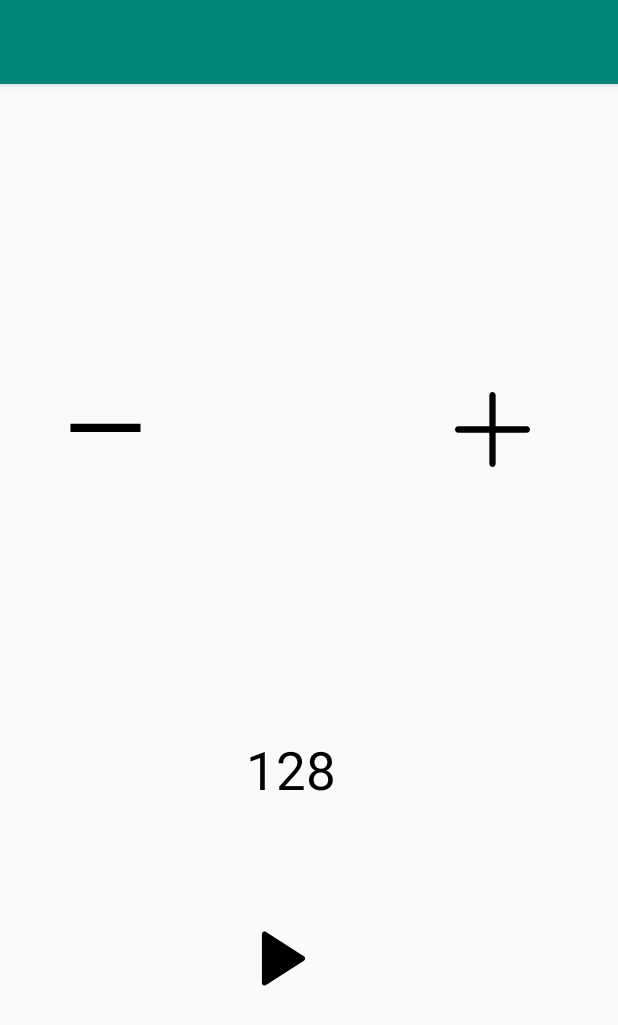
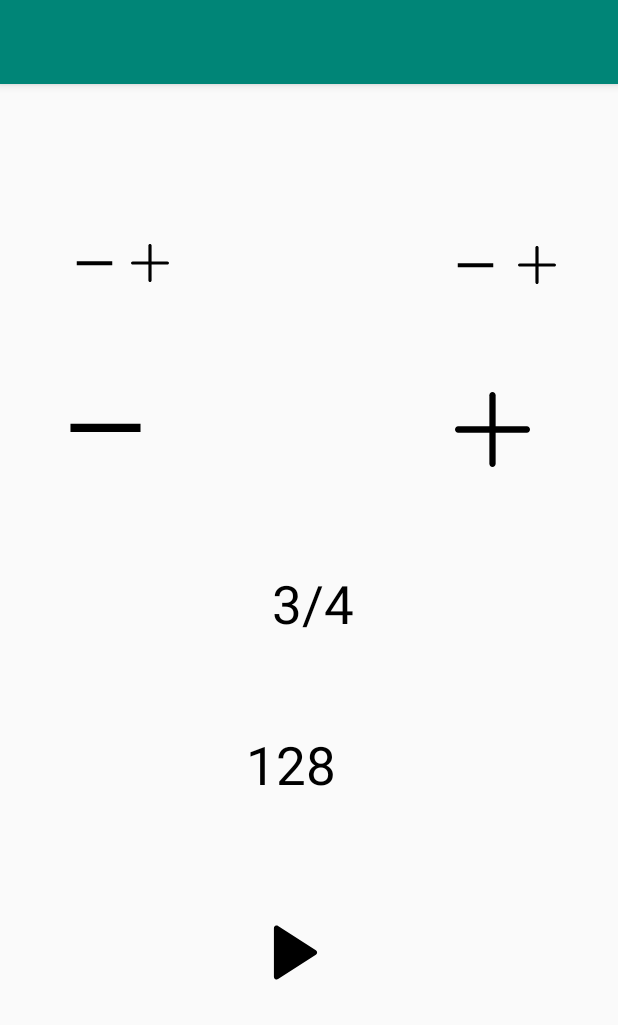
Before and after one commit to xiaowenzhou/Metronome, an Android app: the screen it shows after launch (MainActivity), on a phone screen of 412 x 824 dp. Shown: the top 1025 px of the screen. Run offline under Robolectric (Android 15) with nearby library versions, the light colour scheme and no system bars; 1 statement that could not run was skipped.

Commit message:
second commit

```diff
--- a/app/src/main/res/layout/activity_main.xml
+++ b/app/src/main/res/layout/activity_main.xml
@@ -10,8 +10,8 @@
         android:id="@+id/btn_play"
         android:layout_width="50dp"
         android:layout_height="50dp"
-        android:layout_marginStart="164dp"
-        android:layout_marginBottom="160dp"
+        android:layout_marginStart="172dp"
+        android:layout_marginBottom="164dp"
         android:background="@drawable/ic_play"
         app:layout_constraintBottom_toBottomOf="parent"
         app:layout_constraintStart_toStartOf="parent" />
@@ -56,8 +56,64 @@
         android:textColor="#000"
         android:textSize="35sp"
         app:layout_constraintBottom_toTopOf="@+id/btn_play"
-        app:layout_constraintStart_toSTartOf="parent"
         app:layout_constraintStart_toStartOf="parent"
         app:layout_constraintTop_toBottomOf="@+id/btn_increase"
         app:layout_constraintVertical_bias="0.877" />
+
+    <ImageButton
+        android:id="@+id/btn_increase_molecule"
+        android:layout_width="25dp"
+        android:layout_height="25dp"
+        android:layout_marginStart="50dp"
+        android:layout_marginEnd="16dp"
+        android:layout_marginBottom="72dp"
+        android:background="@drawable/ic_increase"
+        app:layout_constraintBottom_toTopOf="@+id/btn_increase"
+        app:layout_constraintEnd_toStartOf="@+id/btn_add_molecule"
+        app:layout_constraintHorizontal_bias="1.0"
+        app:layout_constraintStart_toStartOf="parent" />
+
+    <ImageButton
+        android:id="@+id/btn_add_molecule"
+        android:layout_width="25dp"
+        android:layout_height="25dp"
+        android:layout_marginLeft="12dp"
+        android:layout_marginBottom="72dp"
+        android:background="@drawable/ic_add"
+        app:layout_constraintBottom_toTopOf="@+id/btn_increase"
+        app:layout_constraintLeft_toRightOf="@+id/btn_increase_molecule" />
+
+    <ImageButton
+        android:id="@+id/btn_increase_deno"
+        android:layout_width="25dp"
+        android:layout_height="25dp"
+        android:layout_marginEnd="16dp"
+        android:layout_marginBottom="72dp"
+        android:background="@drawable/ic_increase"
+        app:layout_constraintBottom_toTopOf="@+id/btn_add"
+        app:layout_constraintEnd_toStartOf="@+id/btn_add_meno" />
+
+    <ImageButton
+        android:id="@+id/btn_add_meno"
+        android:layout_width="25dp"
+        android:layout_height="25dp"
+        android:layout_marginBottom="72dp"
+        android:background="@drawable/ic_add"
+        app:layout_constraintBottom_toTopOf="@+id/btn_add"
+        app:layout_constraintEnd_toEndOf="parent"
+        app:layout_constraintStart_toStartOf="@id/btn_increase_deno" />
+
+    <TextView
+        android:id="@+id/tv_rhythm"
+        android:layout_width="wrap_content"
+        android:layout_height="wrap_content"
+        android:layout_marginStart="8dp"
+        android:layout_marginEnd="8dp"
+        android:text="3/4"
+        android:textColor="#000"
+        android:textSize="35sp"
+        app:layout_constraintEnd_toStartOf="@+id/btn_increase_deno"
+        app:layout_constraintStart_toEndOf="@+id/btn_add_molecule"
+        app:layout_constraintBottom_toTopOf="@id/tv_speed"
+        android:layout_marginBottom="60dp"/>
 </android.support.constraint.ConstraintLayout>
```
Also changed, not shown: app/src/main/java/com/example/zhouxw/metronome/MainActivity.java (+31 -2 lines), app/src/main/java/com/example/zhouxw/metronome/utils/SoundPoolUtil.java (+4 -4 lines), 3 other files.
